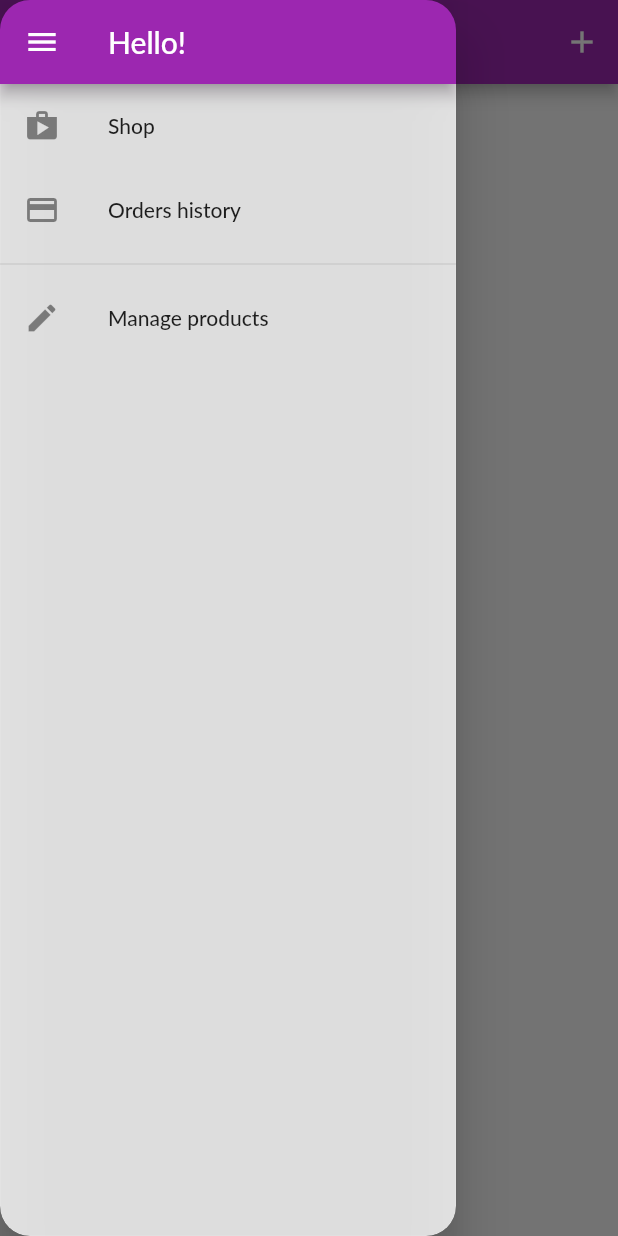
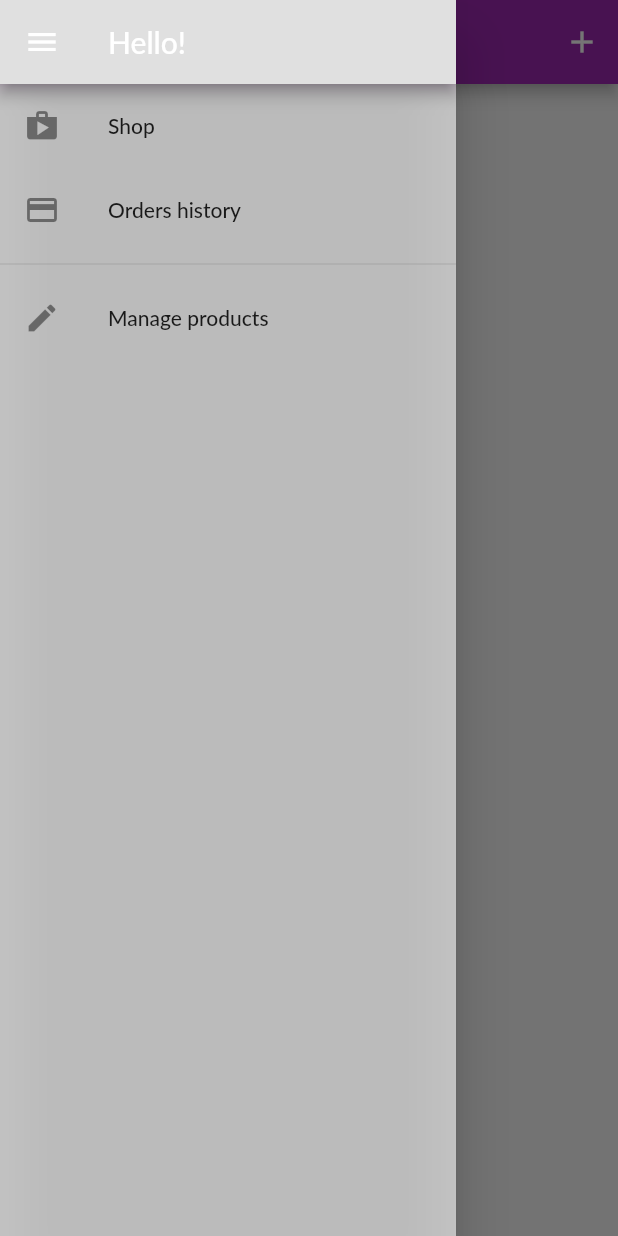
Before and after one commit to minhho89/Flutter_Shop_App, a Flutter app: the UserProductScreen screen opened by its route, with the side drawer open, on a phone screen of 412 x 824 dp. Run offline on Flutter 3.47's test engine with Material 2 defaults, Android fonts, the phone set to English and light mode, and no system bars; our stand-ins replace badges; network calls fail; Roboto replaces fonts that are missing (Lato).

```diff
--- a/lib/widgets/app_drawer.dart
+++ b/lib/widgets/app_drawer.dart
@@ -1,4 +1,5 @@
 import 'package:flutter/material.dart';
+import 'package:shop_app_nojson/consts/constants.dart';
 import 'package:shop_app_nojson/widgets/neumorphics/neumorphic_glass.dart';
 
 import '../screens/orders_screen/order_screen.dart';
@@ -14,11 +15,12 @@ class AppDrawer extends StatelessWidget {
   Widget build(BuildContext context) {
     return Drawer(
       child: NeumorphicGlass(
-        opacity: 0.8,
-        blur: 8,
+        opacity: 0.6,
+        blur: 5,
         child: Column(
           children: [
             AppBar(
+              backgroundColor: kBackgroundColor,
               title: const Text('Hello!'),
             ),
             ListTile(
--- a/lib/widgets/neumorphics/neumorphic_glass.dart
+++ b/lib/widgets/neumorphics/neumorphic_glass.dart
@@ -3,33 +3,37 @@ import 'dart:ui';
 import 'package:flutter/material.dart';
 
 class NeumorphicGlass extends StatelessWidget {
-  const NeumorphicGlass({
+  NeumorphicGlass({
     Key? key,
     required this.blur,
     required this.opacity,
     required this.child,
+    this.borderRadius = BorderRadius.zero,
+    this.height,
+    this.width,
   }) : super(key: key);
 
   final double blur;
   final double opacity;
   final Widget child;
+  final BorderRadius? borderRadius;
+  final double? height;
+  final double? width;
 
   @override
   Widget build(BuildContext context) {
     return ClipRRect(
-      borderRadius: BorderRadius.circular(20),
+      borderRadius: borderRadius,
       child: BackdropFilter(
         filter: ImageFilter.blur(sigmaX: blur, sigmaY: blur),
         child: Container(
           decoration: BoxDecoration(
             color: Colors.white.withOpacity(opacity),
-            borderRadius: const BorderRadius.all(
-              Radius.circular(20),
-            ),
-            border: Border.all(
-              width: 0,
-              color: Colors.white.withOpacity(0.2),
-            ),
+            borderRadius: borderRadius,
+            // border: Border.all(
+            //   width: 0,
+            //   color: Colors.white.withOpacity(0.2),
+            // ),
           ),
           child: child,
         ),
```
Also changed, not shown: lib/widgets/product_item.dart (+73 -21 lines).
